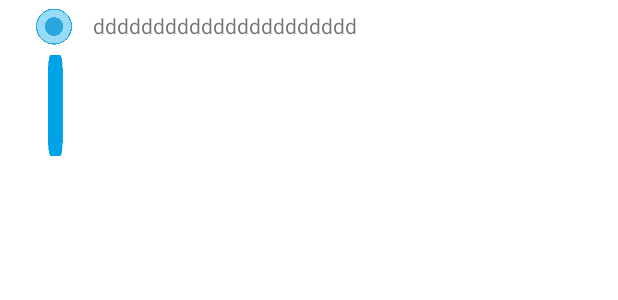
After one commit to kkkb1114/bodytemperature, an Android app: the layout timeline_item.xml on its own in the app's theme, with its tools: preview values and no code run, on a phone screen of 412 x 824 dp. The commit adds this screen. Shown: the top 300 px of the screen. Run offline under Robolectric (Android 15) with nearby library versions, the phone set to English and light mode, and no system bars.

Commit message:
2023-2-17 그래프 화면 완성

```diff
--- a/app/build.gradle
+++ b/app/build.gradle
@@ -42,4 +42,7 @@ dependencies {
     // 깃허브 라이브러리들
     // 캘린더
     implementation 'com.google.android.material:material:1.8.0'
+    //그래프
+    implementation 'com.github.PhilJay:MpAndroidChart:v3.0.2'
+    //타임라인
 }
--- /dev/null
+++ b/app/src/main/res/layout/timeline_item.xml
@@ -0,0 +1,50 @@
+<?xml version="1.0" encoding="utf-8"?>
+<LinearLayout xmlns:android="http://schemas.android.com/apk/res/android"
+    xmlns:app="http://schemas.android.com/apk/res-auto"
+    xmlns:tools="http://schemas.android.com/tools"
+    android:layout_width="wrap_content"
+    android:layout_height="wrap_content"
+    android:orientation="horizontal">
+
+
+    <LinearLayout
+        android:id="@+id/timeline_layout"
+        android:layout_width="wrap_content"
+        android:layout_height="wrap_content"
+        android:orientation="vertical">
+
+        <LinearLayout
+            android:layout_width="wrap_content"
+            android:layout_height="wrap_content"
+            android:orientation="horizontal">
+
+            <ImageView
+                android:id="@+id/timeline_circle"
+                android:layout_width="32dp"
+                android:layout_height="35dp"
+                android:layout_marginLeft="20dp"
+                app:srcCompat="@drawable/timeline_circle"
+                tools:ignore="MissingConstraints" />
+
+            <TextView
+                android:id="@+id/tv_timeline"
+                android:layout_width="wrap_content"
+                android:layout_height="wrap_content"
+                android:layout_marginLeft="10dp"
+                android:layout_marginTop="7dp"
+                android:text="dddddddddddddddddddddd" />
+
+        </LinearLayout>
+
+        <ImageView
+            android:id="@+id/timeline_bar"
+            android:layout_width="18dp"
+            android:layout_height="69dp"
+            android:layout_marginLeft="27dp"
+            app:srcCompat="@drawable/timline_bar" />
+
+
+    </LinearLayout>
+
+
+</LinearLayout>
```
Also changed, not shown: app/src/main/java/kkkb1114/sampleproject/bodytemperature/fragment/BodyTemperatureGraphFragment.java (+124 -8 lines), app/src/main/java/kkkb1114/sampleproject/bodytemperature/fragment/HomeFragment.java (+4 -4 lines), app/src/main/java/kkkb1114/sampleproject/bodytemperature/timeline/TimelineAdapter.java (added, +76 -0 lines), app/src/main/res/layout/fragment_body_temperature_graph.xml (+21 -3 lines), app/src/main/res/drawable/timeline_bar.png (added), app/src/main/res/drawable/timeline_circle.png (added), app/src/main/res/drawable/timline_bar.png (added).
